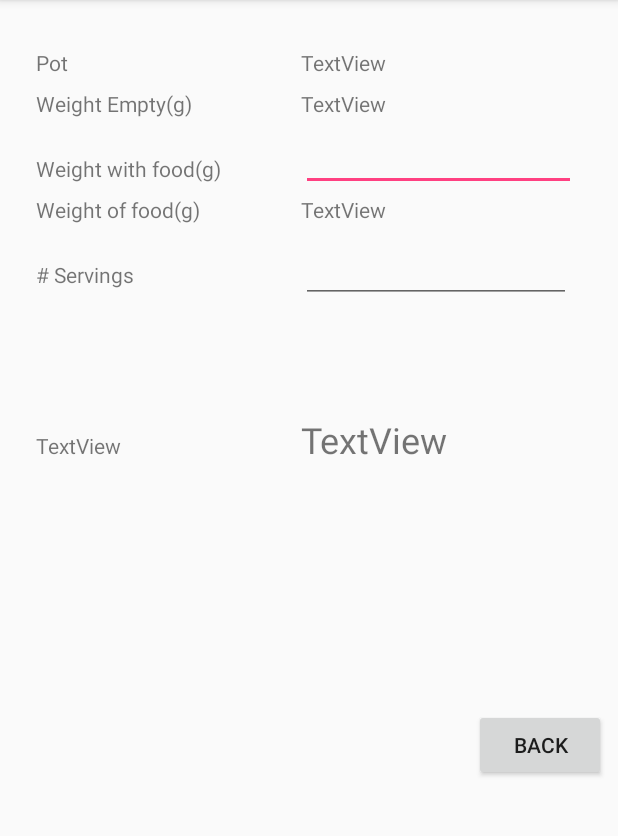
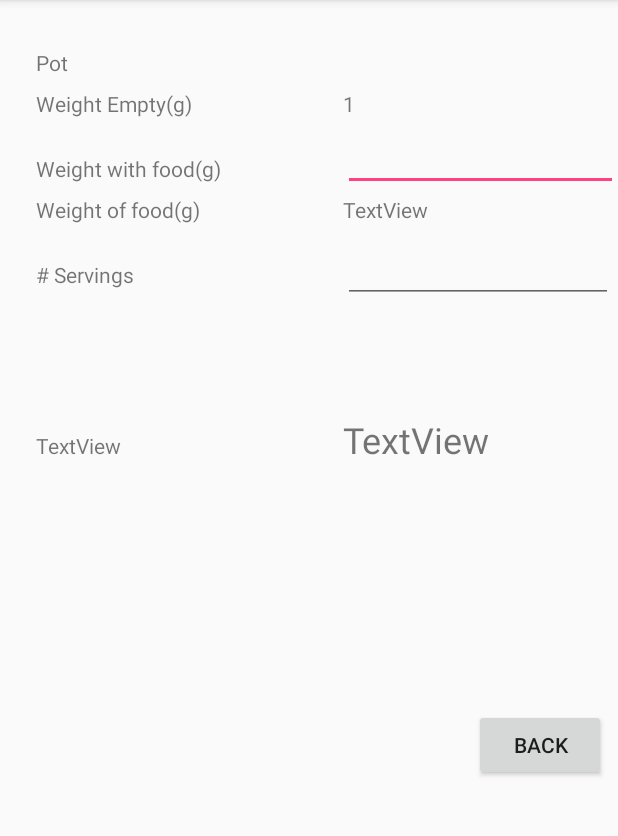
Before and after one commit to Rong-Li/ServerPotWaightCalculater, an Android app: the ThirdActivity screen opened directly, with no data from a screen before it, on a phone screen of 412 x 824 dp, the part 84-920 px from its top. Run offline under Robolectric (Android 15) with nearby library versions, the phone set to English and light mode, and no system bars.

Commit message:
SecondCommit

```diff
--- a/app/src/main/java/com/example/lirongl/servingsizecalculator/MainActivity.java
+++ b/app/src/main/java/com/example/lirongl/servingsizecalculator/MainActivity.java
@@ -89,6 +89,11 @@ public class MainActivity extends AppCompatActivity {
                 TextView textview = (TextView) viewClicked;
                 String message = "you clicked #" + position + ", which is string: "+ textview.getText();
                 Toast.makeText(MainActivity.this, message, Toast.LENGTH_LONG).show();
+                Pot temp = theCollection.getPot(position);
+                String a = temp.getName();
+                int b = temp.getWeightInG();
+                Intent intent = ThirdActivity.newIntent(MainActivity.this, a, b);
+                startActivity(intent);
             }
         });
     }
--- a/app/src/main/java/com/example/lirongl/servingsizecalculator/ThirdActivity.java
+++ b/app/src/main/java/com/example/lirongl/servingsizecalculator/ThirdActivity.java
@@ -1,13 +1,55 @@
 package com.example.lirongl.servingsizecalculator;
 
+import android.content.Context;
+import android.content.Intent;
 import android.support.v7.app.AppCompatActivity;
 import android.os.Bundle;
+import android.view.View;
+import android.widget.Button;
+import android.widget.TextView;
 
 public class ThirdActivity extends AppCompatActivity {
 
+    private String theName;
+    private int theWeight;
     @Override
     protected void onCreate(Bundle savedInstanceState) {
         super.onCreate(savedInstanceState);
         setContentView(R.layout.activity_third);
+
+        ExtractData();
+        setThePot();
+        exitTheActivity();
+    }
+
+
+    private void ExtractData() {
+        Intent intent = getIntent();
+        theName = intent.getStringExtra("PotsName");
+        theWeight = intent.getIntExtra("PotsWeight", 1);
+    }
+
+    private void setThePot() {
+        TextView firstText = (TextView) findViewById(R.id.potpotID);
+        firstText.setText(theName);
+        TextView secondText = (TextView) findViewById(R.id.weightwieghtID);
+        secondText.setText("" + theWeight);
+    }
+
+    private void exitTheActivity() {
+        Button btn = (Button) findViewById(R.id.backBtnID);
+        btn.setOnClickListener(new View.OnClickListener() {
+            @Override
+            public void onClick(View view) {
+                finish();
+            }
+        });
+    }
+
+    public static Intent newIntent(Context context, String PotsName, int PotsWeight){
+        Intent intent = new Intent(context, ThirdActivity.class);
+        intent.putExtra("PotsName", PotsName);
+        intent.putExtra("PotsWeight", PotsWeight);
+        return intent;
     }
 }
--- a/app/src/main/res/layout/activity_third.xml
+++ b/app/src/main/res/layout/activity_third.xml
@@ -27,7 +27,7 @@
         app:layout_constraintTop_toBottomOf="@+id/textView3" />
 
     <TextView
-        android:id="@+id/textView6"
+        android:id="@+id/potpotID"
         android:layout_width="wrap_content"
         android:layout_height="wrap_content"
         android:layout_marginEnd="8dp"
@@ -39,15 +39,14 @@
         app:layout_constraintTop_toTopOf="@+id/textView3" />
 
     <TextView
-        android:id="@+id/textView8"
+        android:id="@+id/weightwieghtID"
         android:layout_width="wrap_content"
         android:layout_height="wrap_content"
         android:layout_marginTop="8dp"
         android:text="TextView"
         app:layout_constraintBottom_toBottomOf="@+id/textView5"
-        app:layout_constraintEnd_toEndOf="@+id/textView6"
-        app:layout_constraintStart_toStartOf="@+id/textView6"
-        app:layout_constraintTop_toBottomOf="@+id/textView6" />
+        app:layout_constraintStart_toStartOf="@+id/potpotID"
+        app:layout_constraintTop_toBottomOf="@+id/potpotID" />
 
     <TextView
         android:id="@+id/textView9"
@@ -76,7 +75,7 @@
         android:inputType="textPersonName"
         android:textSize="14sp"
         app:layout_constraintBottom_toBottomOf="@+id/textView9"
-        app:layout_constraintStart_toStartOf="@+id/textView8"
+        app:layout_constraintStart_toStartOf="@+id/weightwieghtID"
         app:layout_constraintTop_toTopOf="@+id/textView9" />
 
     <TextView
```
